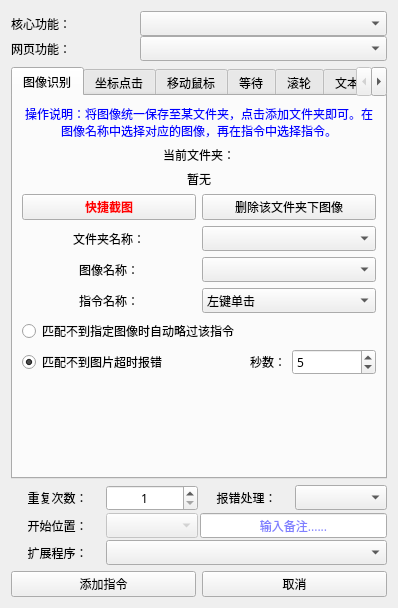
Before: the Qt Designer form 窗体/navigation.ui in FsterThanLight/automatic_clicker_2, drawn with Qt 5.
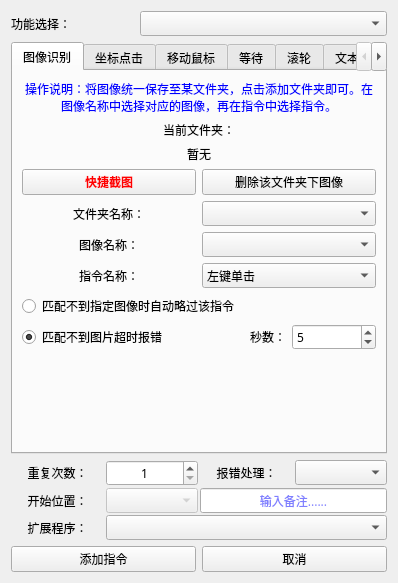
After: the same form once the commit is applied. Icons and pictures are not drawn.

The edit to the form file:
```diff
--- a/窗体/navigation.ui
+++ b/窗体/navigation.ui
@@ -30,32 +30,19 @@
      <property name="verticalSpacing">
       <number>0</number>
      </property>
-     <item row="1" column="0">
-      <widget class="QLabel" name="label_23">
-       <property name="text">
-        <string>网页功能：</string>
-       </property>
-       <property name="alignment">
-        <set>Qt::AlignLeading|Qt::AlignLeft|Qt::AlignVCenter</set>
-       </property>
-      </widget>
-     </item>
-     <item row="1" column="1" colspan="2">
-      <widget class="QComboBox" name="comboBox_20"/>
-     </item>
-     <item row="0" column="0">
-      <widget class="QLabel" name="label_43">
-       <property name="text">
-        <string>核心功能：</string>
-       </property>
-       <property name="alignment">
-        <set>Qt::AlignLeading|Qt::AlignLeft|Qt::AlignVCenter</set>
-       </property>
-      </widget>
-     </item>
      <item row="0" column="1" colspan="2">
       <widget class="QComboBox" name="comboBox_16"/>
      </item>
+     <item row="0" column="0">
+      <widget class="QLabel" name="label_43">
+       <property name="text">
+        <string>功能选择：</string>
+       </property>
+       <property name="alignment">
+        <set>Qt::AlignLeading|Qt::AlignLeft|Qt::AlignVCenter</set>
+       </property>
+      </widget>
+     </item>
     </layout>
    </item>
    <item>
```
